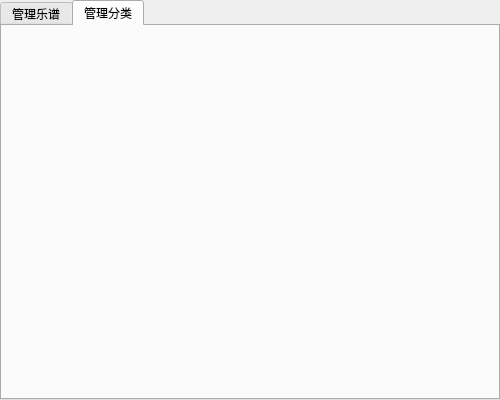
Old version of the form manager.ui in the repository 2094780632/MusicSheetsManager.
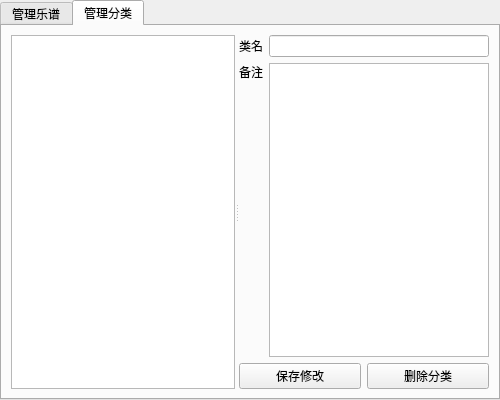
New version of the form. The open tabs and pages were chosen to show the change.

```diff
--- a/manager.ui
+++ b/manager.ui
@@ -276,6 +276,69 @@
    <attribute name="title">
     <string>管理分类</string>
    </attribute>
+   <layout class="QVBoxLayout" name="verticalLayout_5">
+    <item>
+     <widget class="QSplitter" name="splitter_2">
+      <property name="orientation">
+       <enum>Qt::Orientation::Horizontal</enum>
+      </property>
+      <property name="childrenCollapsible">
+       <bool>false</bool>
+      </property>
+      <widget class="QListView" name="category_listView"/>
+      <widget class="QWidget" name="">
+       <layout class="QVBoxLayout" name="verticalLayout_4">
+        <item>
+         <layout class="QHBoxLayout" name="horizontalLayout">
+          <item>
+           <widget class="QLabel" name="label">
+            <property name="text">
+             <string>类名</string>
+            </property>
+           </widget>
+          </item>
+          <item>
+           <widget class="QLineEdit" name="catename_lineEdit"/>
+          </item>
+         </layout>
+        </item>
+        <item>
+         <layout class="QHBoxLayout" name="horizontalLayout_2">
+          <item alignment="Qt::AlignmentFlag::AlignTop">
+           <widget class="QLabel" name="label_2">
+            <property name="text">
+             <string>备注</string>
+            </property>
+           </widget>
+          </item>
+          <item>
+           <widget class="QTextEdit" name="cateremark_textEdit"/>
+          </item>
+         </layout>
+        </item>
+        <item>
+         <layout class="QHBoxLayout" name="horizontalLayout_3">
+          <item>
+           <widget class="QPushButton" name="pushButton_savecat">
+            <property name="text">
+             <string>保存修改</string>
+            </property>
+           </widget>
+          </item>
+          <item>
+           <widget class="QPushButton" name="pushButton_delcat">
+            <property name="text">
+             <string>删除分类</string>
+            </property>
+           </widget>
+          </item>
+         </layout>
+        </item>
+       </layout>
+      </widget>
+     </widget>
+    </item>
+   </layout>
   </widget>
  </widget>
  <resources/>
```
Left out of the diff: 4 changed lines with no effect on the pictures.
